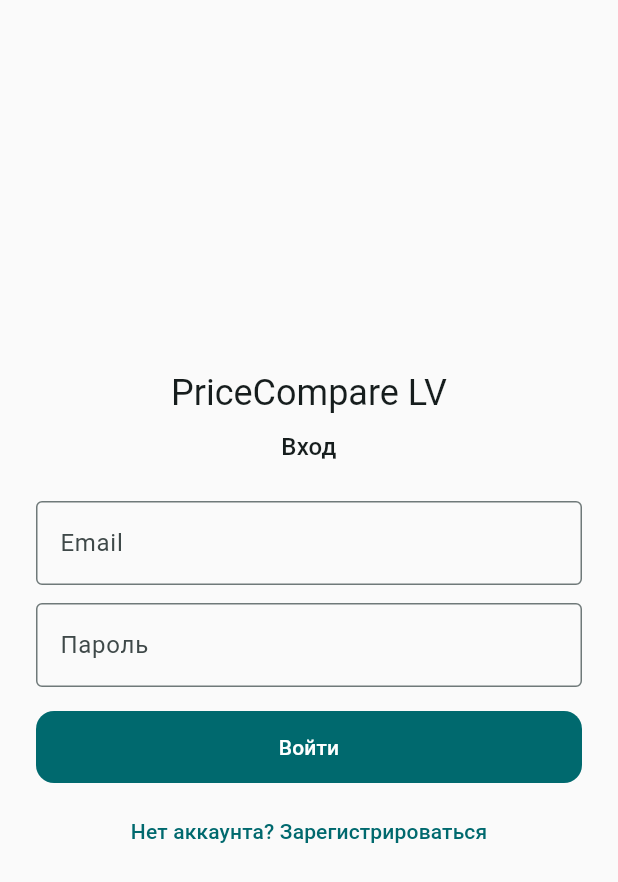
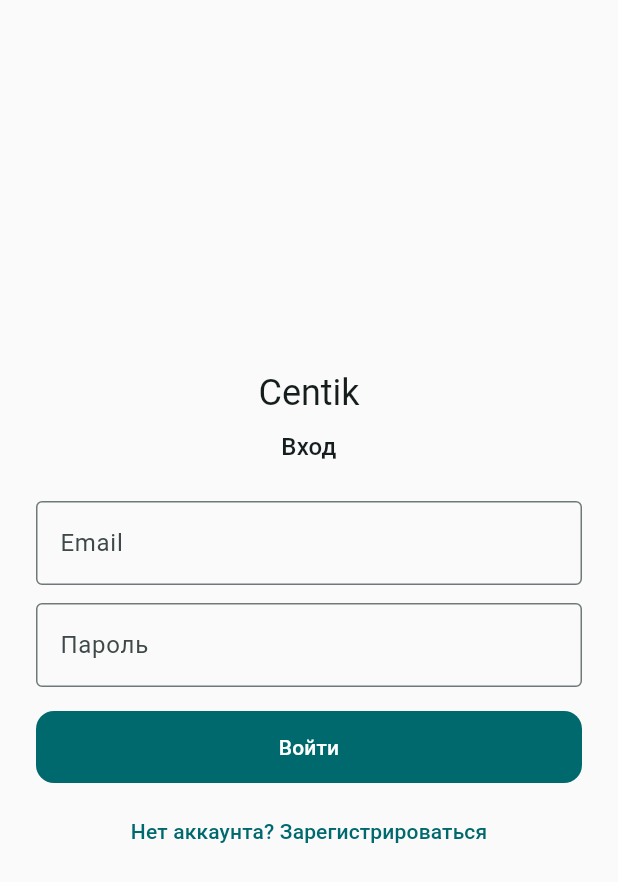
Before and after one commit to yokunevstory/scrape, a Flutter app: the SignInScreen screen opened directly, on a phone screen of 412 x 824 dp. Shown: the top 882 px of the screen. Run offline on Flutter 3.47's test engine with Material 3 defaults, Android fonts, the phone set to English and light mode, and no system bars; our stand-ins replace google_mobile_ads, shared_preferences, supabase_flutter; accounts and stored records are empty; generated files the repository leaves out were written again.

Commit message:
Rename app to Centik
Set the final app name across app-facing strings and platform identifiers:
appTitle (RU/LV), Android applicationId/namespace/label (lv.centik.app),
MainActivity package, iOS bundle identifier and display name, and the
internal PriceCompareApp -> CentikApp widget class.

Co-Authored-By: Claude Sonnet 5 <noreply@anthropic.com>

```diff
--- a/app/lib/l10n/app_lv.arb
+++ b/app/lib/l10n/app_lv.arb
@@ -1,7 +1,7 @@
 {
   "@@locale": "lv",
 
-  "appTitle": "PriceCompare LV",
+  "appTitle": "Centik",
 
   "navCatalog": "Katalogs",
   "navSearch": "Meklēt",
--- a/app/lib/l10n/app_ru.arb
+++ b/app/lib/l10n/app_ru.arb
@@ -1,7 +1,7 @@
 {
   "@@locale": "ru",
 
-  "appTitle": "PriceCompare LV",
+  "appTitle": "Centik",
   "@appTitle": {"description": "Название приложения"},
 
   "navCatalog": "Каталог",
--- a/app/lib/main.dart
+++ b/app/lib/main.dart
@@ -26,19 +26,19 @@ Future<void> main() async {
   unawaited(MobileAds.instance.initialize());
   final localeController = LocaleController();
   await localeController.load();
-  runApp(PriceCompareApp(localeController: localeController));
+  runApp(CentikApp(localeController: localeController));
 }
 
-class PriceCompareApp extends StatefulWidget {
-  const PriceCompareApp({super.key, required this.localeController});
+class CentikApp extends StatefulWidget {
+  const CentikApp({super.key, required this.localeController});
 
   final LocaleController localeController;
 
   @override
-  State<PriceCompareApp> createState() => _PriceCompareAppState();
+  State<CentikApp> createState() => _CentikAppState();
 }
 
-class _PriceCompareAppState extends State<PriceCompareApp> {
+class _CentikAppState extends State<CentikApp> {
   @override
   void initState() {
     super.initState();
```
Also changed, not shown: 7 other files.
